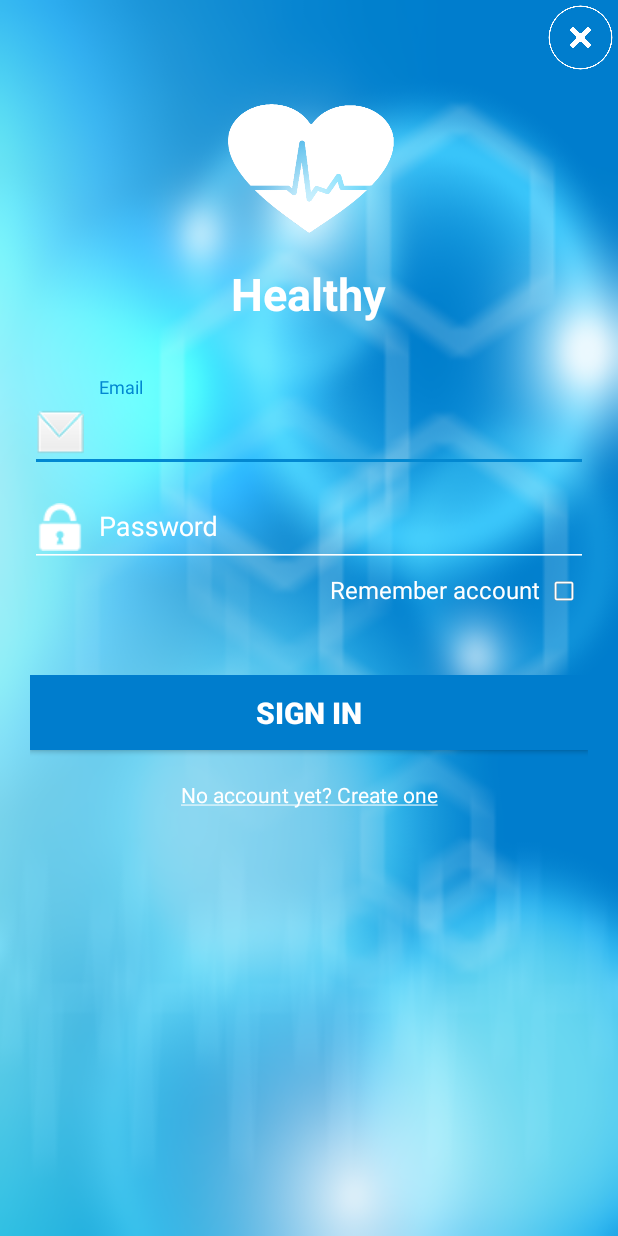
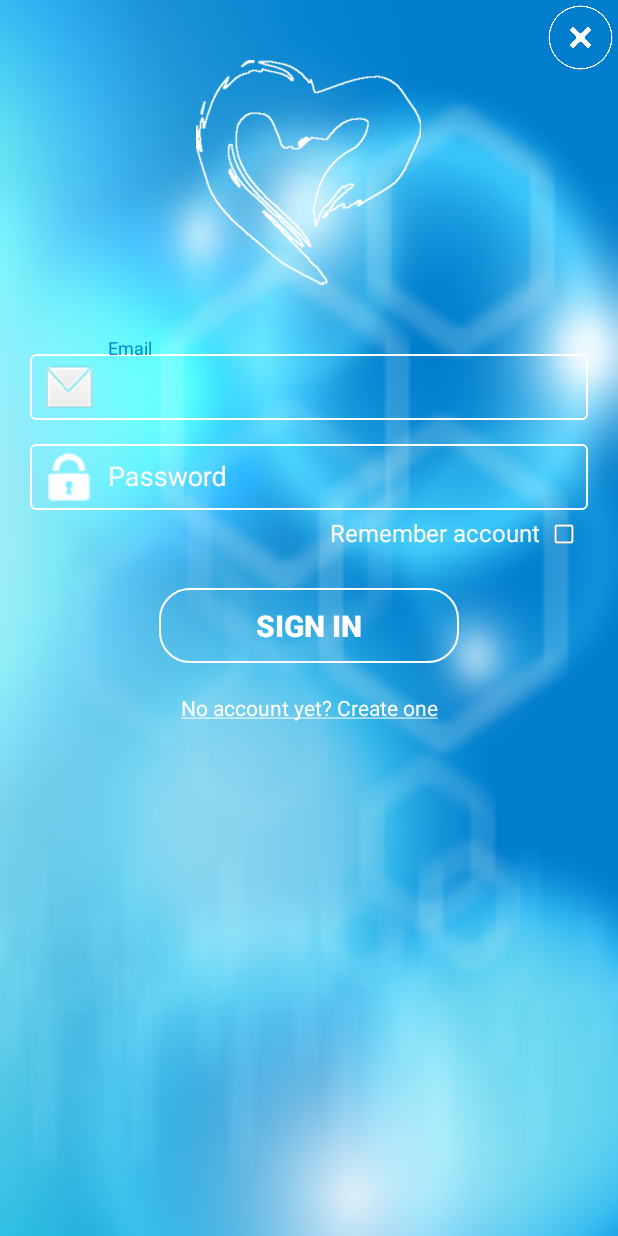
Before and after one commit to nguyen146/healthy, an Android app: the layout dialog_sign_in.xml on its own in the app's theme, with its tools: preview values and no code run, on a phone screen of 412 x 824 dp. Run offline under Robolectric (Android 15) with nearby library versions, the phone set to English and light mode, and no system bars.

Commit message:
New design

```diff
--- /dev/null
+++ b/app/src/main/res/drawable/bg_btn.xml
@@ -0,0 +1,7 @@
+<?xml version="1.0" encoding="utf-8"?>
+<shape xmlns:android="http://schemas.android.com/apk/res/android">
+    <solid android:color="#00000000"/>
+    <stroke android:color="@color/colorWhite"
+        android:width="@dimen/size1"/>
+    <corners android:radius="@dimen/size20"/>
+</shape>
--- /dev/null
+++ b/app/src/main/res/drawable/bg_rec_borther.xml
@@ -0,0 +1,10 @@
+<?xml version="1.0" encoding="utf-8"?>
+<shape xmlns:android="http://schemas.android.com/apk/res/android">
+    <solid android:color="#00000000"/>
+    <stroke android:color="@color/colorWhite"
+        android:width="@dimen/size1"/>
+    <corners android:radius="@dimen/size3"/>
+    <padding android:bottom="@dimen/size6"
+        android:top="@dimen/size6"
+        android:left="@dimen/size10"/>
+</shape>
--- a/app/src/main/res/layout/dialog_sign_in.xml
+++ b/app/src/main/res/layout/dialog_sign_in.xml
@@ -22,22 +22,16 @@
         android:id="@+id/signinlogo"
         android:layout_width="match_parent"
         android:layout_height="wrap_content"
-        android:layout_marginTop="@dimen/size50"
+        android:layout_marginTop="@dimen/size40"
         android:gravity="center"
         android:orientation="vertical">
 
         <ImageView
             android:layout_width="@dimen/size150"
-            android:layout_height="@dimen/size125"
-            android:background="@drawable/ic_white" />
+            android:layout_height="@dimen/size150"
+            android:background="@drawable/blue_heart2" />
 
-        <TextView
-            android:layout_width="wrap_content"
-            android:layout_height="wrap_content"
-            android:text="@string/app_name"
-            android:textColor="@color/colorWhite"
-            android:textSize="@dimen/text_size30"
-            android:textStyle="bold" />
+
     </LinearLayout>
 
     <LinearLayout
@@ -52,35 +46,44 @@
         <android.support.design.widget.TextInputLayout
             android:id="@+id/txt_email"
             android:layout_width="match_parent"
-            android:layout_height="wrap_content">
+            android:layout_height="wrap_content"
+            android:background="@null">
 
             <EditText
                 android:id="@+id/email"
                 android:layout_width="match_parent"
                 android:layout_height="wrap_content"
+                android:background="@drawable/bg_rec_borther"
                 android:backgroundTint="@color/colorWhite"
+                android:textColorHint="@color/colorWhite"
                 android:drawablePadding="@dimen/size10"
                 android:drawableStart="@drawable/ic_email"
                 android:hint="@string/Email"
+                android:inputType="textEmailAddress"
                 android:maxLines="1"
-                android:inputType="textEmailAddress" />
+                android:textColor="@color/colorWhite" />
         </android.support.design.widget.TextInputLayout>
 
         <android.support.design.widget.TextInputLayout
             android:id="@+id/txt_password"
             android:layout_width="match_parent"
-            android:layout_height="wrap_content">
+            android:layout_height="wrap_content"
+            android:layout_marginTop="@dimen/size5"
+            android:background="@null">
 
             <EditText
                 android:id="@+id/password"
                 android:layout_width="match_parent"
                 android:layout_height="wrap_content"
+                android:background="@drawable/bg_rec_borther"
                 android:backgroundTint="@color/colorWhite"
+                android:textColorHint="@color/colorWhite"
                 android:drawablePadding="@dimen/size10"
                 android:drawableStart="@drawable/ic_lock"
                 android:hint="@string/Password"
+                android:inputType="textPassword"
                 android:maxLines="1"
-                android:inputType="textPassword" />
+                android:textColor="@color/colorWhite" />
         </android.support.design.widget.TextInputLayout>
 
         <LinearLayout
@@ -98,13 +101,13 @@
 
             <CheckBox
                 android:id="@+id/chbRemember"
+                android:layout_width="wrap_content"
+                android:layout_height="wrap_content"
+                android:background="?android:attr/listChoiceIndicatorMultiple"
+                android:buttonTint="@color/colorWhite"
                 android:scaleX="0.7"
                 android:scaleY="0.7"
-                android:layout_width="wrap_content"
-                android:layout_height="wrap_content"
-                android:buttonTint="@color/colorWhite"
-                android:textColor="@color/colorWhite"
-                android:background="?android:attr/listChoiceIndicatorMultiple"/>
+                android:textColor="@color/colorWhite" />
 
         </LinearLayout>
     </LinearLayout>
@@ -113,14 +116,14 @@
         android:layout_width="match_parent"
         android:layout_height="wrap_content"
         android:layout_below="@id/container_sign"
-        android:orientation="vertical"
-        android:padding="@dimen/size20">
+        android:orientation="vertical">
 
         <Button
             android:id="@+id/signIn"
-            android:layout_width="match_parent"
+            android:layout_width="200dp"
             android:layout_height="@dimen/size50"
-            android:background="@color/color_blue"
+            android:layout_gravity="center_horizontal"
+            android:background="@drawable/bg_btn"
             android:text="@string/SignIn"
             android:textColor="@color/colorWhite"
             android:textSize="@dimen/text_size20"
--- a/app/src/main/res/layout/fragment_timer.xml
+++ b/app/src/main/res/layout/fragment_timer.xml
@@ -27,6 +27,6 @@
         android:layout_height="wrap_content"
         android:layout_gravity="bottom|end"
         android:layout_margin="@dimen/fab_margin"
-        app:srcCompat="@drawable/ic_plus" />
+        app:srcCompat="@drawable/img_plus" />
 
 </android.support.design.widget.CoordinatorLayout>
--- a/app/src/main/res/values/dimens.xml
+++ b/app/src/main/res/values/dimens.xml
@@ -8,6 +8,9 @@
 
     <dimen name="text_size15">15sp</dimen>
     <dimen name="text_size16">16sp</dimen>
+    <dimen name="text_size17">17sp</dimen>
+    <dimen name="text_size18">18sp</dimen>
+    <dimen name="text_size19">19sp</dimen>
     <dimen name="text_size20">20sp</dimen>
     <dimen name="text_size25">25sp</dimen>
     <dimen name="text_size23">23sp</dimen>
```
Also changed, not shown: app/src/main/java/com/htnguyen/healthy/util/Tools.java (+4 -4 lines), app/src/main/res/layout/dialog_register.xml (+20 -8 lines), app/src/main/res/layout/item_timer.xml (+17 -10 lines), app/src/main/res/drawable/blue_heart2.png (added), app/src/main/res/drawable/ic_alarm.png (added), app/src/main/res/drawable/img_plus.png (added).
